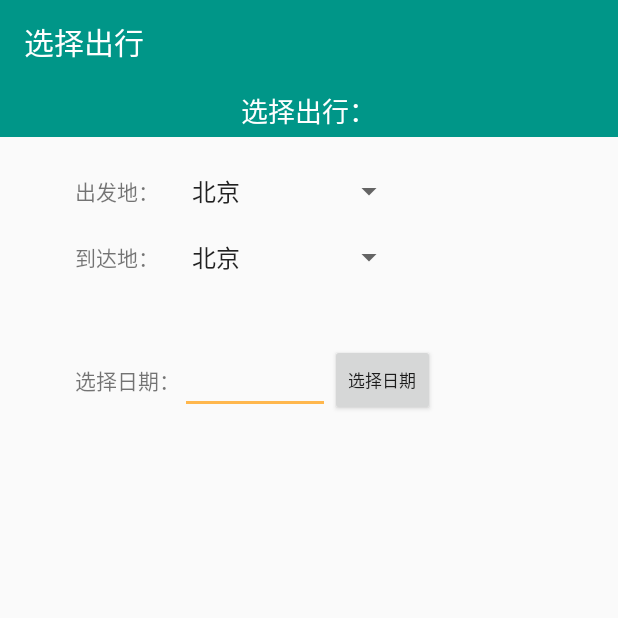
After one commit to Magic-Geek/ThackMaster, an Android app: the SearchActivity screen opened directly, with no data from a screen before it, on a phone screen of 412 x 824 dp, the top half of it. The commit adds this screen. Run offline under Robolectric (Android 15) with nearby library versions, the light colour scheme and no system bars.

Commit message:
为一神祈福

```diff
--- a/app/src/main/java/com/hit/geek/thackmaster/MainActivity.java
+++ b/app/src/main/java/com/hit/geek/thackmaster/MainActivity.java
@@ -1,11 +1,11 @@
 package com.hit.geek.thackmaster;
 
-import android.app.Activity;
 import android.content.Intent;
 import android.os.Bundle;
+import android.support.v7.app.AppCompatActivity;
 import android.view.View;
 
-public class MainActivity extends Activity {
+public class MainActivity extends AppCompatActivity {
 
     @Override
     protected void onCreate(Bundle savedInstanceState) {
@@ -14,11 +14,15 @@ public class MainActivity extends Activity {
 
     }
 
+    public void go_click(View view){
+        Intent intent = new Intent(MainActivity.this,SearchActivity.class);
+        startActivity(intent);
+    }
+
     public void ar_click(View view){
         Intent intent = new Intent(MainActivity.this,ARActivity.class);
         startActivityForResult(intent, 0);
     }
-
 
     @Override
     protected void onActivityResult(int requestCode, int resultCode, Intent data) {
--- /dev/null
+++ b/app/src/main/java/com/hit/geek/thackmaster/SearchActivity.java
@@ -0,0 +1,125 @@
+package com.hit.geek.thackmaster;
+
+import android.app.DatePickerDialog;
+import android.os.Bundle;
+import android.support.v7.app.AppCompatActivity;
+import android.support.v7.widget.Toolbar;
+import android.view.View;
+import android.widget.AdapterView;
+import android.widget.ArrayAdapter;
+import android.widget.Button;
+import android.widget.DatePicker;
+import android.widget.EditText;
+import android.widget.Spinner;
+import android.widget.TextView;
+
+import java.util.Calendar;
+
+/**
+ * Created by dusz2 on 2016/8/26 0026.
+ */
+public class SearchActivity extends AppCompatActivity {
+
+    Spinner departSpinner;
+    ArrayAdapter<String> departAdapter = null;
+    private String departLocation;
+    Spinner arriveSpinner;
+    ArrayAdapter<String> arriveAdapter = null;
+    private String arriveLocation;
+
+    private EditText dateEditText;
+    private Button dateButton;
+
+    private static int year;
+    private static int month;
+    private static int day;
+
+    public static final String[] departList = {"北京","杭州","西雅图","旧金山","拉斯维加斯","莫斯科","伦敦"};
+    public static final String[] arriveList = {"北京","杭州","西雅图","旧金山","拉斯维加斯","莫斯科","伦敦"};
+
+    @Override
+    public void onCreate(Bundle savedInstanceState) {
+        super.onCreate(savedInstanceState);
+        setContentView(R.layout.activity_search);
+
+        final Toolbar toolbar = (Toolbar) findViewById(R.id.search_toolbar);
+        toolbar.setTitle("选择出行");
+        setSupportActionBar(toolbar);
+
+        //选择出发地
+        departSpinner = (Spinner)findViewById(R.id.depart_pinner);
+        departAdapter = new ArrayAdapter<String>(this,android.R.layout.simple_spinner_item,departList);//
+        departAdapter.setDropDownViewResource(android.R.layout.simple_spinner_dropdown_item);//下拉列表风格
+        departSpinner.setAdapter(departAdapter);
+        departSpinner.setVisibility(View.VISIBLE);
+
+        departSpinner.setOnItemSelectedListener(new AdapterView.OnItemSelectedListener() {
+
+            @Override
+            public void onItemSelected(AdapterView<?> arg0, View arg1,
+                                       int arg2, long arg3) {
+                // TODO Auto-generated method stub
+                departLocation = ((TextView) arg1).getText().toString();
+
+            }
+
+            @Override
+            public void onNothingSelected(AdapterView<?> arg0) {
+                // TODO Auto-generated method stub
+
+            }
+        });
+
+
+        //选择到达地
+        arriveSpinner = (Spinner)findViewById(R.id.arrive_pinner);
+        arriveAdapter = new ArrayAdapter<String>(this,android.R.layout.simple_spinner_item,arriveList);//
+        arriveAdapter.setDropDownViewResource(android.R.layout.simple_spinner_dropdown_item);//下拉列表风格
+        arriveSpinner.setAdapter(arriveAdapter);
+        arriveSpinner.setVisibility(View.VISIBLE);
+
+        arriveSpinner.setOnItemSelectedListener(new AdapterView.OnItemSelectedListener() {
+
+            @Override
+            public void onItemSelected(AdapterView<?> arg0, View arg1,
+                                       int arg2, long arg3) {
+                // TODO Auto-generated method stub
+                arriveLocation = ((TextView) arg1).getText().toString();
+
+            }
+
+            @Override
+            public void onNothingSelected(AdapterView<?> arg0) {
+                // TODO Auto-generated method stub
+
+            }
+        });
+
+
+        dateEditText = (EditText)findViewById(R.id.date_edittext);
+        dateButton = (Button)findViewById(R.id.date_button);
+
+        final Calendar calendar=Calendar.getInstance();
+        dateButton.setOnClickListener(new View.OnClickListener() {
+            @Override
+            public void onClick(View v) {
+                new DatePickerDialog(SearchActivity.this, new DatePickerDialog.OnDateSetListener() {
+                    @Override
+                    public void onDateSet(DatePicker view, int year, int monthOfYear, int dayOfMonth) {
+
+                        SearchActivity.year=year;
+                        SearchActivity.month=monthOfYear+1;
+                        SearchActivity.day=dayOfMonth;
+
+                        dateEditText.setText(year+"-"+month+"-"+day);
+                    }
+                },calendar.get(Calendar.YEAR),calendar.get(Calendar.MONTH),calendar.get(Calendar.DAY_OF_MONTH)).show();
+            }
+        });
+
+
+
+
+
+    }
+}
--- a/app/src/main/res/layout/activity_main.xml
+++ b/app/src/main/res/layout/activity_main.xml
@@ -18,4 +18,13 @@
         android:layout_marginTop="20dp"
         android:text="AR!!!"
         android:onClick="ar_click"/>
+
+    <Button
+        android:layout_width="wrap_content"
+        android:layout_height="wrap_content"
+        android:textSize="25sp"
+        android:gravity="center_horizontal"
+        android:layout_marginTop="50dp"
+        android:text="go go go"
+        android:onClick="go_click"/>
 </RelativeLayout>
--- /dev/null
+++ b/app/src/main/res/layout/activity_search.xml
@@ -0,0 +1,130 @@
+<?xml version="1.0" encoding="utf-8"?>
+
+<android.support.design.widget.CoordinatorLayout
+    xmlns:android="http://schemas.android.com/apk/res/android"
+    xmlns:app="http://schemas.android.com/apk/res-auto"
+    android:id="@+id/main_content"
+    android:layout_width="match_parent"
+    android:layout_height="match_parent"
+    >
+    <LinearLayout
+        android:id="@+id/search_appbar"
+        android:layout_width="match_parent"
+        android:layout_height="wrap_content"
+        android:orientation="vertical"
+        android:theme="@style/ThemeOverlay.AppCompat.Dark.ActionBar">
+
+        <android.support.v7.widget.Toolbar
+            android:id="@+id/search_toolbar"
+            android:layout_width="match_parent"
+            android:layout_height="?attr/actionBarSize"
+            android:background="?attr/colorPrimary"
+            app:popupTheme="@style/ThemeOverlay.AppCompat.Light"
+            app:layout_scrollFlags="scroll|enterAlways"
+            />
+
+
+        <LinearLayout xmlns:android="http://schemas.android.com/apk/res/android"
+            xmlns:app="http://schemas.android.com/apk/res-auto"
+            android:layout_width="match_parent"
+            android:layout_height="35dp"
+            android:background="?attr/colorPrimary"
+            android:gravity="center"
+            android:orientation="horizontal"
+            android:theme="@style/ThemeOverlay.AppCompat.Dark">
+
+            <TextView
+                android:textSize="18sp"
+                android:layout_width="250dp"
+                android:layout_height="wrap_content"
+                android:text="选择出行："
+                android:gravity="center"
+                android:textAppearance="@style/TextAppearance.AppCompat.Body1"
+                android:id="@+id/search_textview"
+                />
+        </LinearLayout>
+
+    </LinearLayout>
+
+    <LinearLayout
+        android:layout_width="match_parent"
+        android:layout_height="match_parent"
+        android:orientation="vertical"
+        android:layout_marginTop="95dp"
+        >
+
+        <LinearLayout
+            android:layout_width="match_parent"
+            android:layout_height="wrap_content"
+            android:layout_marginTop="20dp"
+            android:orientation="horizontal">
+            <TextView
+                android:layout_width="70dp"
+                android:layout_height="wrap_content"
+                android:layout_gravity="center_vertical"
+                android:layout_marginLeft="50dp"
+                android:text="出发地："/>
+            <Spinner
+                android:layout_width="150dp"
+                android:layout_height="wrap_content"
+                android:id="@+id/depart_pinner"
+                android:layout_gravity="center_horizontal" />
+
+        </LinearLayout>
+
+        <LinearLayout
+            android:layout_width="match_parent"
+            android:layout_height="wrap_content"
+            android:layout_marginTop="20dp"
+            android:orientation="horizontal">
+            <TextView
+                android:layout_width="70dp"
+                android:layout_height="wrap_content"
+                android:layout_gravity="center_vertical"
+                android:layout_marginLeft="50dp"
+                android:text="到达地："/>
+            <Spinner
+                android:layout_width="150dp"
+                android:layout_height="wrap_content"
+                android:id="@+id/arrive_pinner"
+                android:layout_gravity="center_horizontal" />
+
+        </LinearLayout>
+
+        <LinearLayout
+            android:layout_width="match_parent"
+            android:layout_height="60dp"
+            android:orientation="horizontal"
+            android:layout_marginTop="40dp">
+
+            <TextView
+                android:layout_width="70dp"
+                android:layout_height="wrap_content"
+                android:layout_marginLeft="50dp"
+                android:layout_gravity="center_vertical"
+                android:text="选择日期："
+                />
+            <EditText
+                android:layout_width="100dp"
+                android:layout_height="wrap_content"
+                android:layout_gravity="center_vertical"
+                android:id="@+id/date_edittext"
+                />
+            <Button
+                android:layout_width="70dp"
+                android:layout_height="wrap_content"
+                android:layout_gravity="center_vertical"
+                android:text="选择日期"
+                android:textSize="11sp"
+                android:id="@+id/date_button"
+
+                />
+
+        </LinearLayout>
+
+
+
+    </LinearLayout>
+
+
+</android.support.design.widget.CoordinatorLayout>
--- a/app/src/main/res/values/colors.xml
+++ b/app/src/main/res/values/colors.xml
@@ -1,6 +1,7 @@
 <?xml version="1.0" encoding="utf-8"?>
 <resources>
-    <color name="colorPrimary">#3F51B5</color>
-    <color name="colorPrimaryDark">#303F9F</color>
-    <color name="colorAccent">#FF4081</color>
+    <color name="primary">#009688</color>
+    <color name="primary_dark">#00897b</color>
+    <color name="primary_light">#B2DFDB</color>
+    <color name="accent">#ffb74d</color>
 </resources>
--- a/app/src/main/res/values/styles.xml
+++ b/app/src/main/res/values/styles.xml
@@ -1,7 +1,7 @@
 <resources>
 
     <!-- Base application theme. -->
-    <style name="AppTheme" parent="Theme.AppCompat.Light.NoActionBar.FullScreen">
+    <style name="ARTheme" parent="Theme.AppCompat.Light.NoActionBar.FullScreen">
         <!-- Customize your theme here. -->
     </style>
 
@@ -12,4 +12,13 @@
         <item name="android:windowContentOverlay">@null</item>
     </style>
 
+    <!-- Base application theme. -->
+    <style name="AppTheme" parent="Theme.AppCompat.Light.NoActionBar">
+        <!-- Customize your theme here. -->
+        <item name="colorPrimary">@color/primary</item>
+        <item name="colorPrimaryDark">@color/primary_dark</item>
+        <item name="colorAccent">@color/accent</item>
+        <!--<item name="android:windowBackground">@color/window_background</item>-->
+    </style>
+
 </resources>
--- a/build.gradle
+++ b/build.gradle
@@ -6,7 +6,6 @@ buildscript {
     }
     dependencies {
         classpath 'com.android.tools.build:gradle-experimental:0.4.0'
-
         // NOTE: Do not place your application dependencies here; they belong
         // in the individual module build.gradle files
     }
```
Also changed, not shown: app/build.gradle (+22 -2 lines), app/src/main/AndroidManifest.xml (+11 -3 lines), 1 other file.
